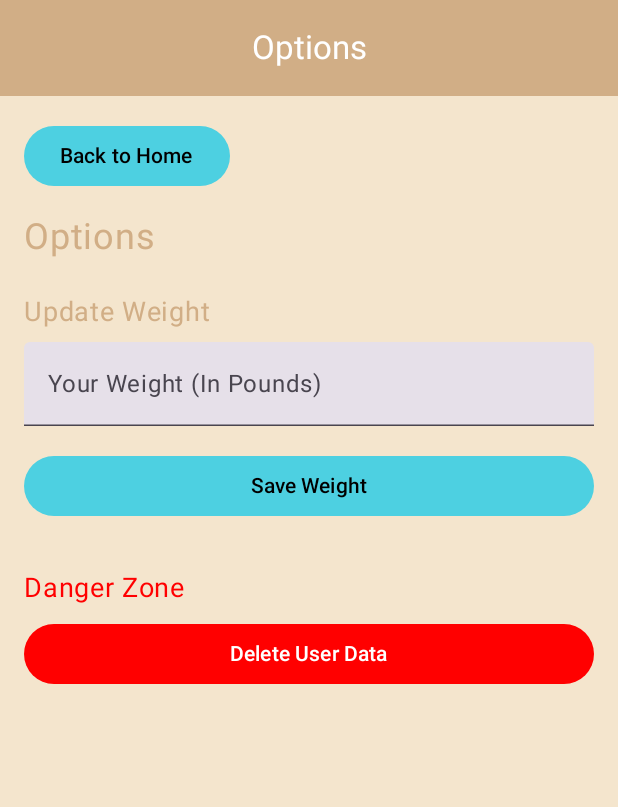
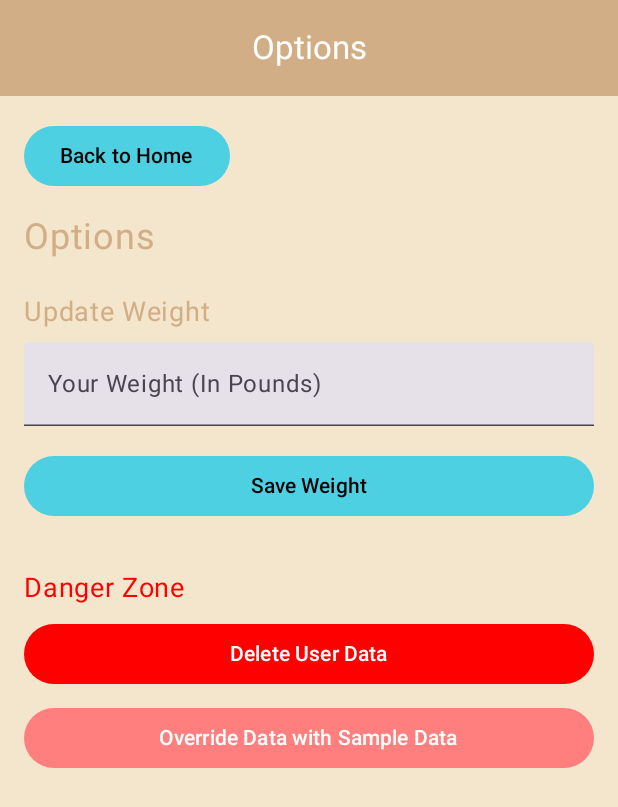
Before and after one commit to benjtom/WaterLog, an Android app built with Jetpack Compose: the MainScreen screen opened through its navigation route, after a tap on "Options⚙️", on a phone screen of 412 x 824 dp. Shown: the top 807 px of the screen. Run offline under Robolectric (Android 15) with nearby library versions, the light colour scheme and no system bars; our stand-ins replace Room's generated code; 1 statement that could not run was skipped.

Commit message:
finished app i think

```diff
--- a/app/src/main/java/com/example/finalproject_waterlog/daos/DrinkLogsDao.kt
+++ b/app/src/main/java/com/example/finalproject_waterlog/daos/DrinkLogsDao.kt
@@ -5,7 +5,6 @@ import androidx.room.Delete
 import androidx.room.Insert
 import androidx.room.Query
 import com.example.finalproject_waterlog.models.DrinkLog
-import com.example.finalproject_waterlog.models.Flower
 
 @Dao
 abstract class DrinkLogsDao {
--- a/app/src/main/java/com/example/finalproject_waterlog/repositories/DrinkLogRepository.kt
+++ b/app/src/main/java/com/example/finalproject_waterlog/repositories/DrinkLogRepository.kt
@@ -10,16 +10,10 @@ class DrinkLogRepository(
     private val drinkLogsDao: DrinkLogsDao
 ) {
     private val _drinkLogs = MutableStateFlow(emptyList<DrinkLog>())
-    private val _numDrinkLogs = MutableStateFlow(0)
     val drinkLogs: StateFlow<List<DrinkLog>> = _drinkLogs
-    val numDrinkLogs: StateFlow<Int> = _numDrinkLogs
 
     suspend fun loadDrinkLogs() {
         _drinkLogs.value = drinkLogsDao.getAllDrinkLogs()
-    }
-
-    suspend fun loadNumDrinkLogs() {
-        _numDrinkLogs.value = drinkLogsDao.getRowCount()
     }
 
     suspend fun addDrinkLog(
--- a/app/src/main/java/com/example/finalproject_waterlog/repositories/FlowerRepository.kt
+++ b/app/src/main/java/com/example/finalproject_waterlog/repositories/FlowerRepository.kt
@@ -2,7 +2,6 @@ package com.example.finalproject_waterlog.repositories
 
 import com.example.finalproject_waterlog.daos.FlowersDao
 import com.example.finalproject_waterlog.models.Flower
-import com.example.finalproject_waterlog.models.UserInfo
 import kotlinx.coroutines.flow.MutableStateFlow
 import kotlinx.coroutines.flow.StateFlow
 
@@ -10,16 +9,10 @@ class FlowerRepository(
     private val flowersDao: FlowersDao
 ) {
     private val _flowers = MutableStateFlow(emptyList<Flower>())
-    private val _numFlowers = MutableStateFlow(0)
     val flowers: StateFlow<List<Flower>> = _flowers
-    val numFlowers: StateFlow<Int> = _numFlowers
 
     suspend fun loadFlowers() {
         _flowers.value = flowersDao.getAllFlowers()
-    }
-
-    suspend fun loadNumFlowers() {
-        _numFlowers.value = flowersDao.getRowCount()
     }
 
     suspend fun addFlower(
--- a/app/src/main/java/com/example/finalproject_waterlog/repositories/UserInfoRepository.kt
+++ b/app/src/main/java/com/example/finalproject_waterlog/repositories/UserInfoRepository.kt
@@ -1,6 +1,5 @@
 package com.example.finalproject_waterlog.repositories
 
-import com.example.finalproject_waterlog.Destinations
 import com.example.finalproject_waterlog.daos.UserInfoDao
 import com.example.finalproject_waterlog.models.UserInfo
 import kotlinx.coroutines.flow.MutableStateFlow
--- a/app/src/main/java/com/example/finalproject_waterlog/ui/components/SplashParticle.kt
+++ b/app/src/main/java/com/example/finalproject_waterlog/ui/components/DripParticle.kt
@@ -12,7 +12,7 @@ import androidx.compose.ui.graphics.Color
 import androidx.compose.ui.unit.dp
 
 @Composable
-fun SplashParticle(
+fun DripParticle(
     xOffset: Float,
     yOffset: Float,
     modifier: Modifier = Modifier
--- a/app/src/main/java/com/example/finalproject_waterlog/ui/components/TopButtonRow.kt
+++ b/app/src/main/java/com/example/finalproject_waterlog/ui/components/TopButtonRow.kt
@@ -16,8 +16,6 @@ import com.example.finalproject_waterlog.WaterLogApplication
 @Composable
 fun TopButtonRow(
     navController: NavController,
-    scope: CoroutineScope,
-    application: WaterLogApplication
 ) {
     Row(
         modifier = Modifier.fillMaxWidth(),
--- a/app/src/main/java/com/example/finalproject_waterlog/ui/components/WaterDrop.kt
+++ b/app/src/main/java/com/example/finalproject_waterlog/ui/components/WaterDrop.kt
@@ -14,18 +14,13 @@ import androidx.compose.ui.input.pointer.pointerInput
 import androidx.compose.ui.input.pointer.positionChange
 import androidx.compose.ui.platform.LocalDensity
 import androidx.compose.ui.unit.*
-import com.example.finalproject_waterlog.ui.components.SplashParticle
+import com.example.finalproject_waterlog.ui.components.DripParticle
 import kotlinx.coroutines.coroutineScope
-import kotlinx.coroutines.delay
 import kotlinx.coroutines.launch
-import kotlin.math.cos
-import kotlin.math.sin
-import kotlin.random.Random
 
 @Composable
 fun WaterDrop(
     ounces: Int,
-    variant: String,
     addWater: () -> Unit,
 ) {
     var ouncesTemp by remember { mutableIntStateOf(ounces) }
@@ -41,11 +36,6 @@ fun WaterDrop(
 
     val outerSize = 96.dp
     val density = LocalDensity.current
-    val originalXOffset = when (variant) {
-        "left" -> -outerSize
-        "right" -> outerSize
-        else -> 0.dp
-    }
 
     val padding = outerSize - size
     val fontSize = when (ounces) {
@@ -70,8 +60,7 @@ fun WaterDrop(
 
     LaunchedEffect(released) {
         if (released && yPos.value <= -200f) {
-            // Animate splash
-
+            // Animate drips
             particles.forEachIndexed { i, anim ->
                 sizeTemp -= (40 * (1f / ounces)).dp
                 ouncesTemp--
@@ -133,9 +122,9 @@ fun WaterDrop(
             },
         contentAlignment = Alignment.Center
     ) {
-        // Splash particles
+        // Drip particles
         particles.forEach {
-            SplashParticle(
+            DripParticle(
                 xOffset = it.value.x,
                 yOffset = it.value.y
             )
--- a/app/src/main/java/com/example/finalproject_waterlog/ui/screens/CreateUserScreen.kt
+++ b/app/src/main/java/com/example/finalproject_waterlog/ui/screens/CreateUserScreen.kt
@@ -14,6 +14,7 @@ import androidx.compose.foundation.shape.RoundedCornerShape
 import androidx.compose.foundation.text.KeyboardOptions
 import androidx.compose.foundation.verticalScroll
 import androidx.compose.material3.Button
+import androidx.compose.material3.MaterialTheme
 import androidx.compose.material3.Text
 import androidx.compose.material3.TextField
 import androidx.compose.material3.TextFieldDefaults
@@ -50,7 +51,7 @@ fun CreateUserScreen(
         modifier = Modifier
             .fillMaxSize()
             .clip(RoundedCornerShape(16.dp))
-            .background(Color.White)
+            .background(MaterialTheme.colorScheme.surface)
     ) {
         val scrollState = rememberScrollState()
         val coroutineScope = rememberCoroutineScope()
--- a/app/src/main/java/com/example/finalproject_waterlog/ui/screens/DrinkLogsScreen.kt
+++ b/app/src/main/java/com/example/finalproject_waterlog/ui/screens/DrinkLogsScreen.kt
@@ -41,7 +41,6 @@ fun DrinkLogsScreen(
             .fillMaxSize()
             .padding(16.dp)
     ) {
-        // Back button
         Button(
             onClick = { navController.navigate(Destinations.Home) },
             modifier = Modifier.padding(bottom = 16.dp)
--- a/app/src/main/java/com/example/finalproject_waterlog/ui/screens/MainScreen.kt
+++ b/app/src/main/java/com/example/finalproject_waterlog/ui/screens/MainScreen.kt
@@ -1,7 +1,6 @@
 package com.example.finalproject_waterlog.ui.screens
 
 import WaterDrop
-import android.util.Log
 import androidx.compose.animation.core.Animatable
 import androidx.compose.animation.core.FastOutSlowInEasing
 import androidx.compose.animation.core.tween
@@ -15,14 +14,11 @@ import androidx.compose.foundation.layout.fillMaxSize
 import androidx.compose.foundation.layout.fillMaxWidth
 import androidx.compose.foundation.layout.height
 import androidx.compose.foundation.layout.padding
-import androidx.compose.foundation.layout.size
-import androidx.compose.material3.MaterialTheme
 import androidx.compose.material3.Text
 import androidx.compose.runtime.Composable
 import androidx.compose.runtime.LaunchedEffect
 import androidx.compose.runtime.collectAsState
 import androidx.compose.runtime.getValue
-import androidx.compose.runtime.mutableFloatStateOf
 import androidx.compose.runtime.mutableIntStateOf
 import androidx.compose.runtime.mutableStateOf
 import androidx.compose.runtime.remember
@@ -96,6 +92,7 @@ fun MainScreen(
         val ozDrunkThisTime = ozTempState
         launch {
             // if the amount of oz added would complete the goal
+            // run the big animation sequence
             if ((userInfo.value.ouncesDrunk+ozDrunkThisTime) / (userInfo.value.weight/2) >= 1) {
                 viewModel.setOuncesDrunk(userInfo.value.ouncesDrunk+ozDrunkThisTime)
                 currentlyAnimating = true
@@ -164,7 +161,7 @@ fun MainScreen(
             Column(
                 modifier = Modifier.fillMaxWidth()
             ) {
-                TopButtonRow(navController, scope, application)
+                TopButtonRow(navController)
                 Spacer(modifier = Modifier.height(32.dp))
                 WaterProgressBar(userInfo.value.ouncesDrunk, userInfo.value.weight/2)
             }
@@ -186,7 +183,7 @@ fun MainScreen(
                     horizontalArrangement = Arrangement.Center,
                     verticalAlignment = Alignment.CenterVertically
                 ) {
-                    WaterDrop(4, "left", addWater = {
+                    WaterDrop(4, addWater = {
                         scope.launch {
                             if (!currentlyAnimating) {
                                 ozTempState += 4
@@ -194,7 +191,7 @@ fun MainScreen(
                             }
                         }
                     })
-                    WaterDrop(16, "middle", addWater = {
+                    WaterDrop(16, addWater = {
                         scope.launch {
                             if (!currentlyAnimating) {
                                 ozTempState += 16
@@ -202,7 +199,7 @@ fun MainScreen(
                             }
                         }
                     })
-                    WaterDrop(8, "right", addWater = {
+                    WaterDrop(8, addWater = {
                         scope.launch {
                             if (!currentlyAnimating) {
                                 ozTempState += 8
--- a/app/src/main/java/com/example/finalproject_waterlog/ui/screens/OptionsScreen.kt
+++ b/app/src/main/java/com/example/finalproject_waterlog/ui/screens/OptionsScreen.kt
@@ -1,8 +1,6 @@
 package com.example.finalproject_waterlog.ui.screens
 
-import androidx.compose.foundation.background
 import androidx.compose.foundation.layout.*
-import androidx.compose.foundation.shape.RoundedCornerShape
 import androidx.compose.foundation.text.KeyboardOptions
 import androidx.compose.material3.*
 import androidx.compose.runtime.*
@@ -18,6 +16,7 @@ import androidx.lifecycle.viewmodel.compose.viewModel
 import androidx.navigation.NavController
 import com.example.finalproject_waterlog.Destinations
 import com.example.finalproject_waterlog.WaterLogApplication
+import com.example.finalproject_waterlog.ui.utils.DatabasePopulator
 import com.example.finalproject_waterlog.viewmodels.OptionsScreenViewModel
 import kotlinx.coroutines.launch
 
@@ -34,6 +33,8 @@ fun OptionsScreen(
     val scope = rememberCoroutineScope()
     val weightState by viewModel.weight.collectAsState()
     val pattern = remember { Regex("^\\d+$") }
+    val application = LocalContext.current.applicationContext as WaterLogApplication
+    val databasePopulator = remember { DatabasePopulator(application) }
 
     Column(
         modifier = Modifier
@@ -112,9 +113,27 @@ fun OptionsScreen(
                 containerColor = Color.Red,
                 contentColor = Color.White
             ),
-            modifier = Modifier.fillMaxWidth()
+            modifier = Modifier
+                .fillMaxWidth()
+                .padding(bottom = 8.dp)
         ) {
             Text("Delete User Data")
         }
+
+        // Populate Database Button
+        Button(
+            onClick = {
+                scope.launch {
+                    databasePopulator.populateAllDatabases()
+                }
+            },
+            colors = ButtonDefaults.buttonColors(
+                containerColor = Color(0xFFFF7F7F),
+                contentColor = Color.White
+            ),
+            modifier = Modifier.fillMaxWidth()
+        ) {
+            Text("Override Data with Sample Data")
+        }
     }
 }
--- a/app/src/main/java/com/example/finalproject_waterlog/viewmodels/CreateUserScreenViewModel.kt
+++ b/app/src/main/java/com/example/finalproject_waterlog/viewmodels/CreateUserScreenViewModel.kt
@@ -27,10 +27,6 @@ class CreateUserScreenViewModel(
         _weight.value = weight
     }
 
-    fun setOuncesDrunk(ouncesDrunk: Int) {
-        _ouncesDrunk.value = ouncesDrunk
-    }
-
     suspend fun saveUserInfo() {
         if (_name.value.isNotEmpty() && _weight.value > 0) {
             userInfoRepository.setUserInfo(
--- a/app/src/main/java/com/example/finalproject_waterlog/viewmodels/MainScreenViewModel.kt
+++ b/app/src/main/java/com/example/finalproject_waterlog/viewmodels/MainScreenViewModel.kt
@@ -7,7 +7,6 @@ import androidx.lifecycle.viewmodel.initializer
 import androidx.lifecycle.viewmodel.viewModelFactory
 import com.example.finalproject_waterlog.R
 import com.example.finalproject_waterlog.WaterLogApplication
-import com.example.finalproject_waterlog.models.DrinkLog
 import com.example.finalproject_waterlog.repositories.DrinkLogRepository
 import com.example.finalproject_waterlog.repositories.FlowerRepository
 import com.example.finalproject_waterlog.repositories.UserInfoRepository
@@ -21,9 +20,6 @@ class MainScreenViewModel(
     private val drinkLogRepository: DrinkLogRepository,
     private val flowerRepository: FlowerRepository
 ): ViewModel() {
-    private val _drinkLogs = MutableStateFlow(emptyList<DrinkLog>())
-    val drinkLogs: StateFlow<List<DrinkLog>> = _drinkLogs
-
     private val _drawableFlower = MutableStateFlow(R.drawable.stage1)
     val drawableFlower: StateFlow<Int> = _drawableFlower
 
@@ -34,16 +30,6 @@ class MainScreenViewModel(
 
     fun setDrawableFlower(drawableId: Int) {
         _drawableFlower.value = drawableId
-    }
-
-    fun setPercentComplete(percentComplete: Float) {
-        _percentComplete.value = percentComplete
-    }
-
-    fun loadDrinkLogs() {
-        viewModelScope.launch {
-            drinkLogRepository.loadDrinkLogs()
-        }
     }
 
     suspend fun addDrinkLog(ounces: Int) {
@@ -70,13 +56,6 @@ class MainScreenViewModel(
         }
     }
 
-    init {
-        viewModelScope.launch {
-            drinkLogRepository.drinkLogs.collect {
-                _drinkLogs.value = it
-            }
-        }
-    }
 
     companion object {
         val Factory = viewModelFactory {
```
Also changed, not shown: app/src/main/java/com/example/finalproject_waterlog/MainActivity.kt (+0 -28 lines), app/src/main/java/com/example/finalproject_waterlog/ui/screens/FlowerCollectionScreen.kt (+0 -32 lines), app/src/main/java/com/example/finalproject_waterlog/ui/theme/Color.kt (+4 -9 lines), app/src/main/java/com/example/finalproject_waterlog/ui/theme/Theme.kt (+7 -7 lines), app/src/main/java/com/example/finalproject_waterlog/ui/utils/DatabasePopulator.kt (added, +81 -0 lines).
